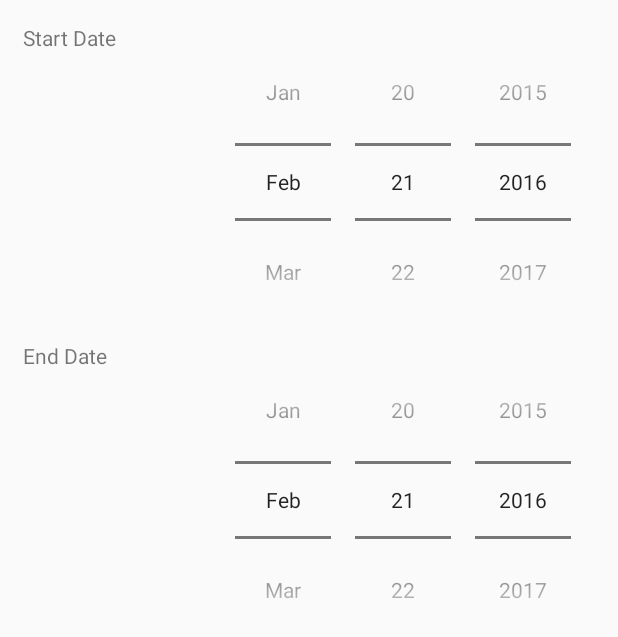
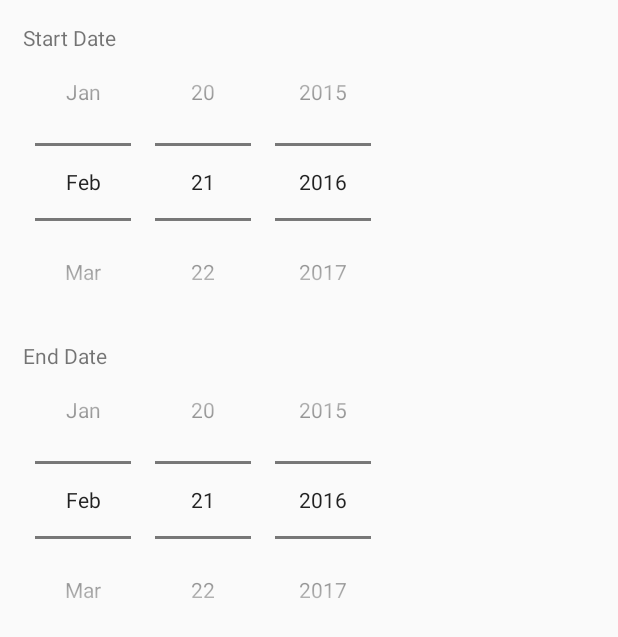
Before and after one commit to ucsdCSE110wi16/CSE110W260T13, an Android app: the layout dialog_add_calendar_item_repeat.xml on its own in the app's theme, with its tools: preview values and no code run, on a phone screen of 412 x 824 dp. Shown: the top 637 px of the screen. Run offline under Robolectric (Android 15) with nearby library versions, the phone set to English and light mode, and no system bars.

Commit message:
Repositioned datepickers for add calendar item, fixed crashing on that dialog.

```diff
--- a/ClassPlanner/app/src/main/java/io/github/cse110w260t13/ucsdcse110wi16/classplanner/fragments/Calendar/EventUtil/AddCalendarDialogFragment.java
+++ b/ClassPlanner/app/src/main/java/io/github/cse110w260t13/ucsdcse110wi16/classplanner/fragments/Calendar/EventUtil/AddCalendarDialogFragment.java
@@ -40,8 +40,10 @@ public class AddCalendarDialogFragment extends android.support.v4.app.DialogFrag
                 .setPositiveButton("submit", new DialogInterface.OnClickListener() {
                     @Override
                     public void onClick(DialogInterface dialog, int id) {
+                        /*
                         getTargetFragment().onActivityResult(getTargetRequestCode(),
                                 Activity.RESULT_OK, getActivity().getIntent());
+                                */
                         dismiss();
                     }
                 })
--- a/ClassPlanner/app/src/main/res/layout/dialog_add_calendar_item_norepeat.xml
+++ b/ClassPlanner/app/src/main/res/layout/dialog_add_calendar_item_norepeat.xml
@@ -10,7 +10,8 @@
         android:calendarViewShown="false"
         android:datePickerMode="spinner"
         android:id="@+id/calendarDialogDatePicker"
-        android:layout_alignParentRight="true"
-        android:layout_alignParentEnd="true" />
+        android:layout_alignParentTop="true"
+        android:layout_alignParentLeft="true"
+        android:layout_alignParentStart="true" />
 
 </RelativeLayout>
--- a/ClassPlanner/app/src/main/res/layout/dialog_add_calendar_item_repeat.xml
+++ b/ClassPlanner/app/src/main/res/layout/dialog_add_calendar_item_repeat.xml
@@ -27,18 +27,19 @@
         android:layout_height="wrap_content"
         android:calendarViewShown="false"
         android:datePickerMode="spinner"
-        android:id="@+id/calendarDialogStartDatePicker"
-        android:layout_alignParentRight="true"
-        android:layout_alignParentEnd="true" />
+        android:id="@+id/calendarDialogEndDatePicker"
+        android:layout_below="@+id/calendarDialogStartDatePicker"
+        android:layout_alignLeft="@+id/calendarDialogStartDatePicker"
+        android:layout_alignStart="@+id/calendarDialogStartDatePicker" />
 
     <DatePicker
         android:layout_width="wrap_content"
         android:layout_height="wrap_content"
         android:calendarViewShown="false"
         android:datePickerMode="spinner"
-        android:id="@+id/calendarDialogEndDatePicker"
-        android:layout_below="@+id/calendarDialogStartDatePicker"
-        android:layout_alignLeft="@+id/calendarDialogStartDatePicker"
-        android:layout_alignStart="@+id/calendarDialogStartDatePicker" />
+        android:id="@+id/calendarDialogStartDatePicker"
+        android:layout_alignParentTop="true"
+        android:layout_alignParentLeft="true"
+        android:layout_alignParentStart="true" />
 
 </RelativeLayout>
```
